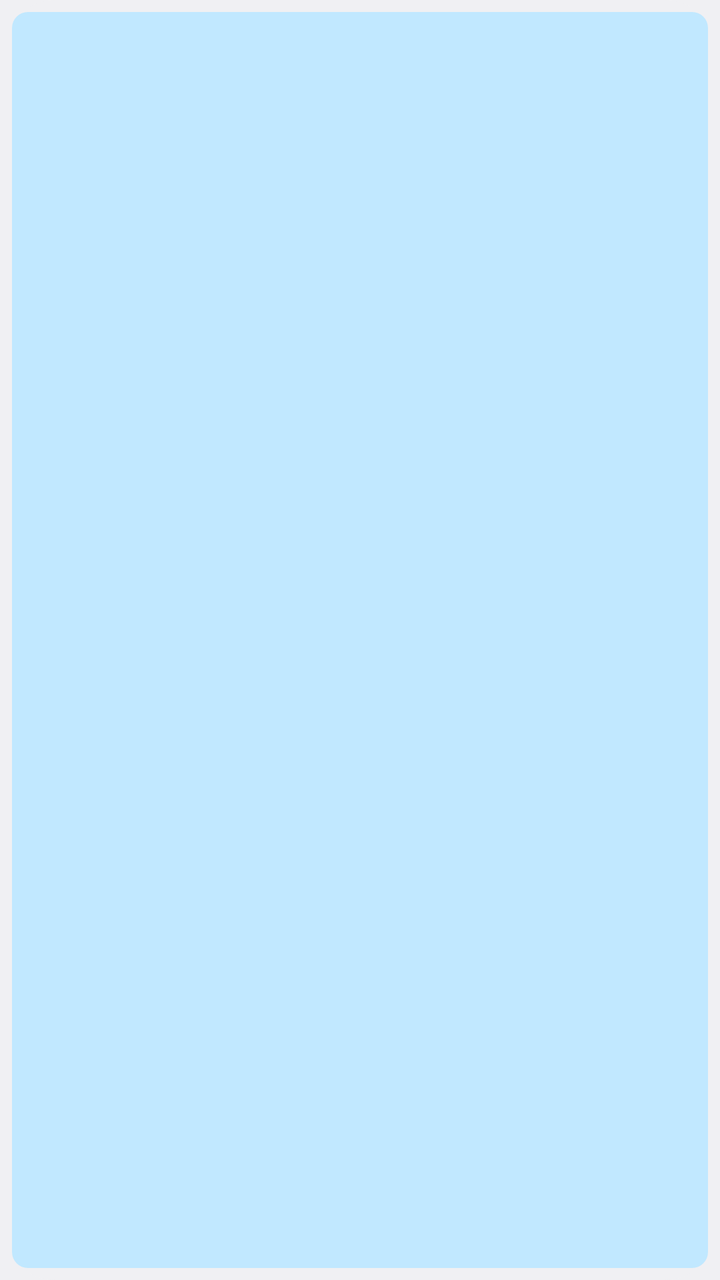
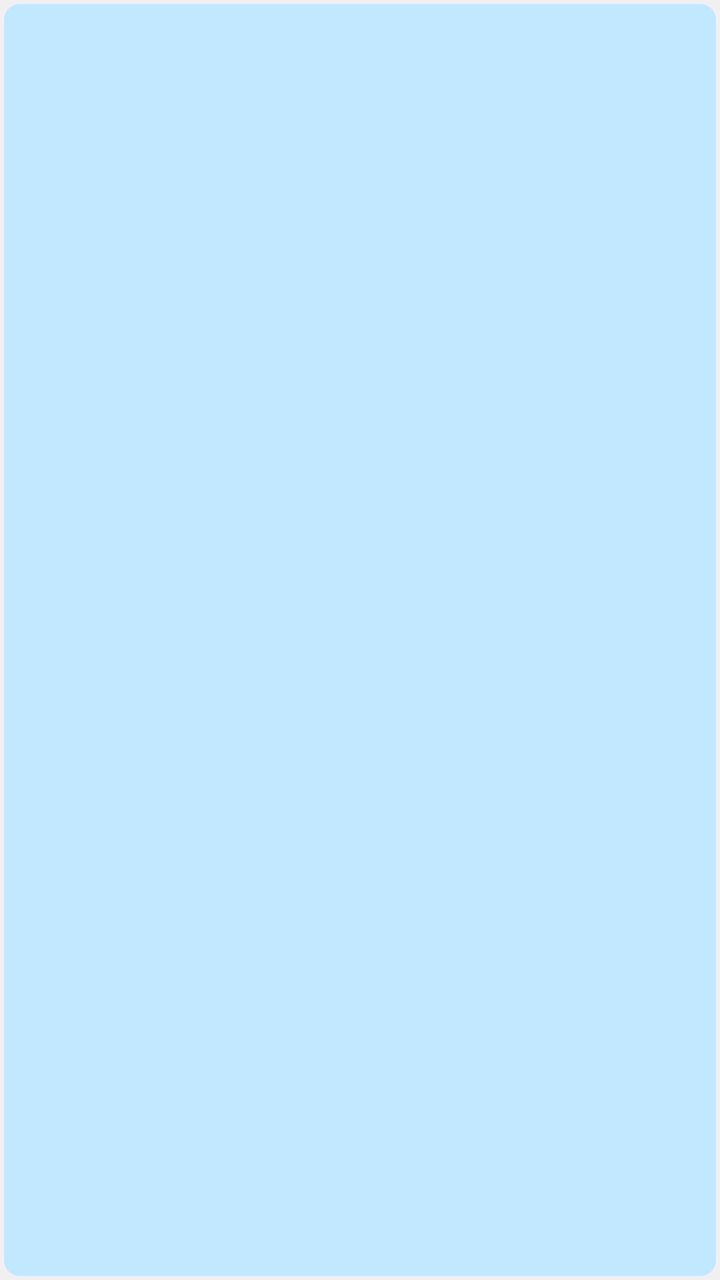

The first picture is an Android layout as it rendered before a commit; the second is the same layout after the commit. The layout source and the unified diff follow.
<!-- AndroidManifest.xml: application theme AppTheme -->
<!-- res/layout/widget_tile.xml -->
<?xml version="1.0" encoding="utf-8"?>
<FrameLayout xmlns:android="http://schemas.android.com/apk/res/android"
    android:id="@+id/root"
    android:layout_width="match_parent"
    android:layout_height="match_parent"
    android:background="@drawable/widget_bg"
    android:padding="6dp">

    <ImageView
        android:id="@+id/art"
        style="@style/Cover"
        android:layout_gravity="center" />

    
    <ImageView
        android:id="@+id/badge"
        android:layout_width="20dp"
        android:layout_height="20dp"
        android:layout_gravity="bottom|end"
        android:background="@drawable/badge_bg"
        android:contentDescription="Updates available"
        android:padding="3dp"
        android:src="@drawable/ic_update"
        android:visibility="gone" />
</FrameLayout>
<!-- resources referenced by this layout -->
<resources>
  <!-- drawable badge_bg (drawable) -->
  <shape xmlns:android="http://schemas.android.com/apk/res/android" android:shape="oval">
      <solid android:color="@color/accent_text" />
  </shape>
  <!-- drawable ic_update (drawable) -->
  <vector xmlns:android="http://schemas.android.com/apk/res/android"
      android:width="24dp" android:height="24dp" android:viewportWidth="24" android:viewportHeight="24">
      <path android:fillColor="@color/widget_bg"
          android:pathData="M5,20h14v-2H5V20zM19,9h-4V3H9v6H5l7,7L19,9z" />
  </vector>
  <!-- drawable widget_bg (drawable) -->
  <shape xmlns:android="http://schemas.android.com/apk/res/android" android:shape="rectangle">
      <corners android:radius="@android:dimen/system_app_widget_background_radius" />
      <solid android:color="@color/widget_bg" />
  </shape>
  <style name="Cover">
          <item name="android:layout_width">wrap_content</item>
          <item name="android:layout_height">match_parent</item>
          <item name="android:adjustViewBounds">true</item>
          <item name="android:scaleType">fitCenter</item>
          <item name="android:src">@drawable/tile_placeholder</item>
          <item name="android:contentDescription">Repo</item>
      </style>
  <style name="AppTheme" parent="@android:style/Theme.DeviceDefault.DayNight" />
  <color name="accent_text">@android:color/system_accent1_600</color>
  <color name="widget_bg">@android:color/system_neutral1_50</color>
  <!-- drawable tile_placeholder (drawable) -->
  <shape xmlns:android="http://schemas.android.com/apk/res/android" android:shape="rectangle">
      <corners android:radius="8dp" />
      <solid android:color="@color/btn_bg" />
  </shape>
  <color name="btn_bg">@android:color/system_accent1_100</color>
</resources>

<!-- the commit's change to res/layout/widget_tile.xml (unified diff, before → after) -->
@@ -3,23 +3,28 @@
     android:id="@+id/root"
     android:layout_width="match_parent"
     android:layout_height="match_parent"
-    android:background="@drawable/widget_bg"
-    android:padding="6dp">
-
-    <ImageView
-        android:id="@+id/art"
-        style="@style/Cover"
-        android:layout_gravity="center" />
+    android:padding="2dp">
 
     
-    <ImageView
-        android:id="@+id/badge"
-        android:layout_width="20dp"
-        android:layout_height="20dp"
-        android:layout_gravity="bottom|end"
-        android:background="@drawable/badge_bg"
-        android:contentDescription="Updates available"
-        android:padding="3dp"
-        android:src="@drawable/ic_update"
-        android:visibility="gone" />
+    <FrameLayout
+        android:layout_width="wrap_content"
+        android:layout_height="match_parent"
+        android:layout_gravity="center">
+
+        <ImageView
+            android:id="@+id/art"
+            style="@style/Cover"
+            android:layout_gravity="center" />
+
+        <ImageView
+            android:id="@+id/badge"
+            android:layout_width="18dp"
+            android:layout_height="18dp"
+            android:layout_gravity="top|end"
+            android:background="@drawable/badge_bg"
+            android:contentDescription="Updates available"
+            android:padding="3dp"
+            android:src="@drawable/ic_update"
+            android:visibility="gone" />
+    </FrameLayout>
 </FrameLayout>
<!-- resource entries referenced after the edit -->
@@ -10,11 +10,6 @@
       <path android:fillColor="@color/widget_bg"
           android:pathData="M5,20h14v-2H5V20zM19,9h-4V3H9v6H5l7,7L19,9z" />
   </vector>
-  <!-- drawable widget_bg (drawable) -->
-  <shape xmlns:android="http://schemas.android.com/apk/res/android" android:shape="rectangle">
-      <corners android:radius="@android:dimen/system_app_widget_background_radius" />
-      <solid android:color="@color/widget_bg" />
-  </shape>
   <style name="Cover">
           <item name="android:layout_width">wrap_content</item>
           <item name="android:layout_height">match_parent</item>
